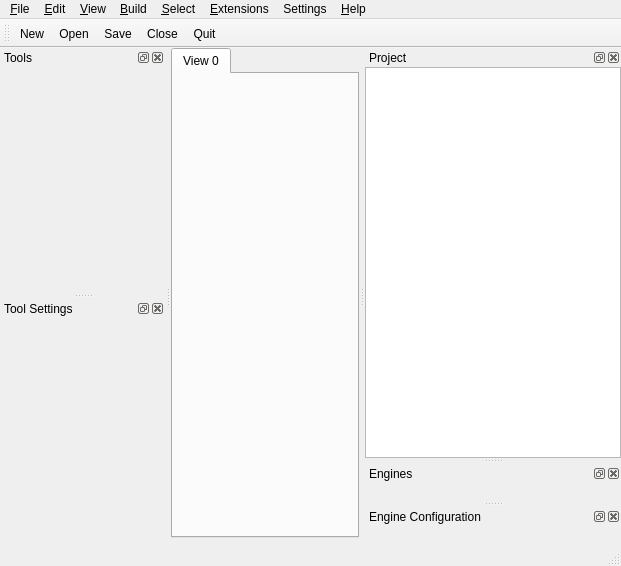
cryos/avogadro, file avogadro/src/mainwindow.ui: the form before one commit.
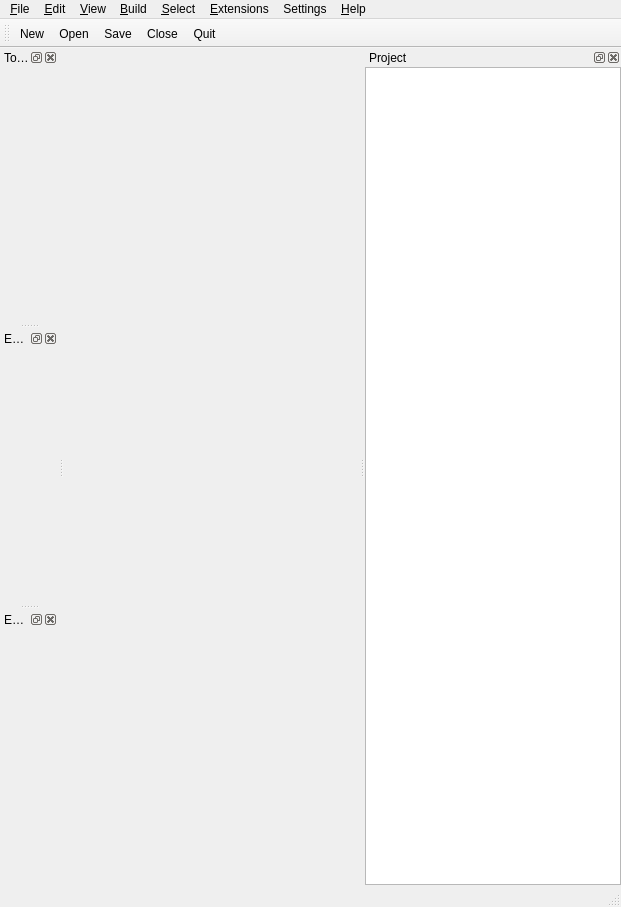
The form after the commit. Icons and pictures are not drawn. Custom widgets are drawn as their Qt base class.

Patch:
```diff
--- a/avogadro/src/mainwindow.ui
+++ b/avogadro/src/mainwindow.ui
@@ -6,7 +6,7 @@
     <x>0</x>
     <y>0</y>
     <width>621</width>
-    <height>566</height>
+    <height>907</height>
    </rect>
   </property>
   <property name="windowTitle" >
@@ -15,57 +15,7 @@
   <property name="windowIcon" >
    <iconset resource="avogadro.qrc" >:/icons/avogadro.png</iconset>
   </property>
-  <widget class="QWidget" name="centralWidget" >
-   <layout class="QVBoxLayout" >
-    <property name="spacing" >
-     <number>6</number>
-    </property>
-    <property name="leftMargin" >
-     <number>0</number>
-    </property>
-    <property name="topMargin" >
-     <number>0</number>
-    </property>
-    <property name="rightMargin" >
-     <number>0</number>
-    </property>
-    <property name="bottomMargin" >
-     <number>0</number>
-    </property>
-    <item>
-     <widget class="QTabWidget" name="centralTab" >
-      <property name="currentIndex" >
-       <number>0</number>
-      </property>
-      <widget class="QWidget" name="tab" >
-       <attribute name="title" >
-        <string>View 0</string>
-       </attribute>
-       <layout class="QVBoxLayout" >
-        <property name="spacing" >
-         <number>6</number>
-        </property>
-        <property name="leftMargin" >
-         <number>0</number>
-        </property>
-        <property name="topMargin" >
-         <number>0</number>
-        </property>
-        <property name="rightMargin" >
-         <number>0</number>
-        </property>
-        <property name="bottomMargin" >
-         <number>0</number>
-        </property>
-       </layout>
-      </widget>
-     </widget>
-    </item>
-    <item>
-     <widget class="Avogadro::FlatTabWidget" native="1" name="bottomFlat" />
-    </item>
-   </layout>
-  </widget>
+  <widget class="QWidget" name="centralWidget" />
   <widget class="QMenuBar" name="menubar" >
    <property name="geometry" >
     <rect>
@@ -245,12 +195,6 @@
    </widget>
   </widget>
   <widget class="QDockWidget" name="toolsDock" >
-   <property name="minimumSize" >
-    <size>
-     <width>165</width>
-     <height>0</height>
-    </size>
-   </property>
    <property name="allowedAreas" >
     <set>Qt::LeftDockWidgetArea|Qt::NoDockWidgetArea|Qt::RightDockWidgetArea</set>
    </property>
@@ -262,31 +206,7 @@
    </attribute>
    <widget class="QWidget" name="toolsWidget" />
   </widget>
-  <widget class="QDockWidget" name="toolSettingsDock" >
-   <property name="minimumSize" >
-    <size>
-     <width>160</width>
-     <height>0</height>
-    </size>
-   </property>
-   <property name="allowedAreas" >
-    <set>Qt::LeftDockWidgetArea|Qt::NoDockWidgetArea|Qt::RightDockWidgetArea</set>
-   </property>
-   <property name="windowTitle" >
-    <string>Tool Settings</string>
-   </property>
-   <attribute name="dockWidgetArea" >
-    <number>1</number>
-   </attribute>
-   <widget class="QWidget" name="toolSettingsWidget" />
-  </widget>
   <widget class="QDockWidget" name="enginesDock" >
-   <property name="minimumSize" >
-    <size>
-     <width>150</width>
-     <height>0</height>
-    </size>
-   </property>
    <property name="allowedAreas" >
     <set>Qt::LeftDockWidgetArea|Qt::NoDockWidgetArea|Qt::RightDockWidgetArea</set>
    </property>
@@ -294,22 +214,16 @@
     <string>Engines</string>
    </property>
    <attribute name="dockWidgetArea" >
-    <number>2</number>
+    <number>1</number>
    </attribute>
    <widget class="QWidget" name="enginesWidget" />
   </widget>
   <widget class="QDockWidget" name="engineConfigurationDock" >
-   <property name="minimumSize" >
-    <size>
-     <width>200</width>
-     <height>0</height>
-    </size>
-   </property>
    <property name="windowTitle" >
     <string>Engine Configuration</string>
    </property>
    <attribute name="dockWidgetArea" >
-    <number>2</number>
+    <number>1</number>
    </attribute>
    <widget class="QWidget" name="engineConfigurationWidget" />
   </widget>
@@ -591,11 +505,6 @@
    <extends>QTreeView</extends>
    <header>primitivetreeview.h</header>
   </customwidget>
-  <customwidget>
-   <class>Avogadro::FlatTabWidget</class>
-   <extends>QWidget</extends>
-   <header>flattabwidget.h</header>
-  </customwidget>
  </customwidgets>
  <resources>
   <include location="avogadro.qrc" />
```
Left out of the diff: 8 changed lines with no effect on the pictures.
